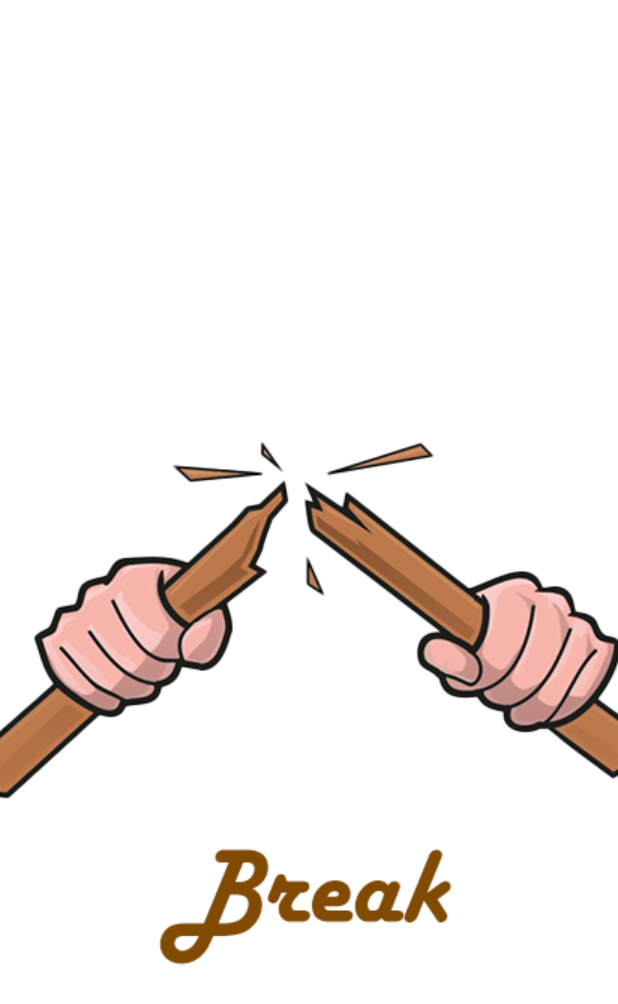
After one commit to muralimanohar2002/Break-app, an Android app: the SplashScreen screen opened directly, with no data from a screen before it, on a phone screen of 412 x 824 dp. The commit adds this screen. Shown: the top 1004 px of the screen. Run offline under Robolectric (Android 15) with nearby library versions, the phone set to English and light mode, and no system bars; our stand-ins replace Firebase (no records; nobody signed in at launch, a user with empty details on screens opened directly).

Commit message:
Added splashscreen

```diff
--- a/app/src/main/java/com/example/abreak/Activities/PhoneNumber.java
+++ b/app/src/main/java/com/example/abreak/Activities/PhoneNumber.java
@@ -24,9 +24,9 @@ public class PhoneNumber extends AppCompatActivity {
         binding.phonenum.requestFocus();
         fauth = FirebaseAuth.getInstance();
 
-        if(fauth.getCurrentUser()!=null){
-            startActivity(new Intent(PhoneNumber.this,MainActivity.class));
-        }
+        //if(fauth.getCurrentUser()!=null){
+            //startActivity(new Intent(PhoneNumber.this,MainActivity.class));
+        //}
         binding.otpBtn.setOnClickListener(new View.OnClickListener() {
             @Override
             public void onClick(View v) {
--- /dev/null
+++ b/app/src/main/java/com/example/abreak/Activities/SplashScreen.java
@@ -0,0 +1,25 @@
+package com.example.abreak.Activities;
+
+import android.content.Intent;
+import android.os.Bundle;
+
+import androidx.annotation.Nullable;
+import androidx.appcompat.app.AppCompatActivity;
+
+import com.google.firebase.auth.FirebaseAuth;
+
+public class SplashScreen extends AppCompatActivity {
+    FirebaseAuth auth;
+    @Override
+    protected void onCreate(@Nullable Bundle savedInstanceState) {
+        super.onCreate(savedInstanceState);
+        auth = FirebaseAuth.getInstance();
+
+        if(auth.getCurrentUser()!=null){
+            startActivity(new Intent(SplashScreen.this,MainActivity.class));
+        }
+        else{
+            startActivity(new Intent(SplashScreen.this,PhoneNumber.class));
+        }
+    }
+}
--- /dev/null
+++ b/app/src/main/res/drawable/back_splashscreen.xml
@@ -0,0 +1,9 @@
+<?xml version="1.0" encoding="utf-8"?>
+<layer-list xmlns:android="http://schemas.android.com/apk/res/android">
+    <item android:drawable="@color/white"/>
+
+    <item>
+        <bitmap android:src="@drawable/splash_icon"
+            android:gravity="center"/>
+    </item>
+</layer-list>
--- a/app/src/main/res/values/themes.xml
+++ b/app/src/main/res/values/themes.xml
@@ -7,4 +7,8 @@
         <item name="colorAccent">@color/teal_200</item>
         <!-- Customize your theme here. -->
     </style>
+
+    <style name="SplashScreen" parent="Theme.AppCompat.Light.NoActionBar">
+        <item name="android:windowBackground">@drawable/back_splashscreen</item>
+    </style>
 </resources>
```
Also changed, not shown: app/src/main/AndroidManifest.xml (+9 -1 lines), app/src/main/res/drawable/splash_icon.png (added), app/src/main/res/mipmap-hdpi/ic_launcher_foreground.png (added), app/src/main/res/mipmap-mdpi/ic_launcher_foreground.png (added), app/src/main/res/mipmap-xhdpi/ic_launcher_foreground.png (added), app/src/main/res/mipmap-xxhdpi/ic_launcher_foreground.png (added), app/src/main/res/mipmap-xxxhdpi/ic_launcher_foreground.png (added).
